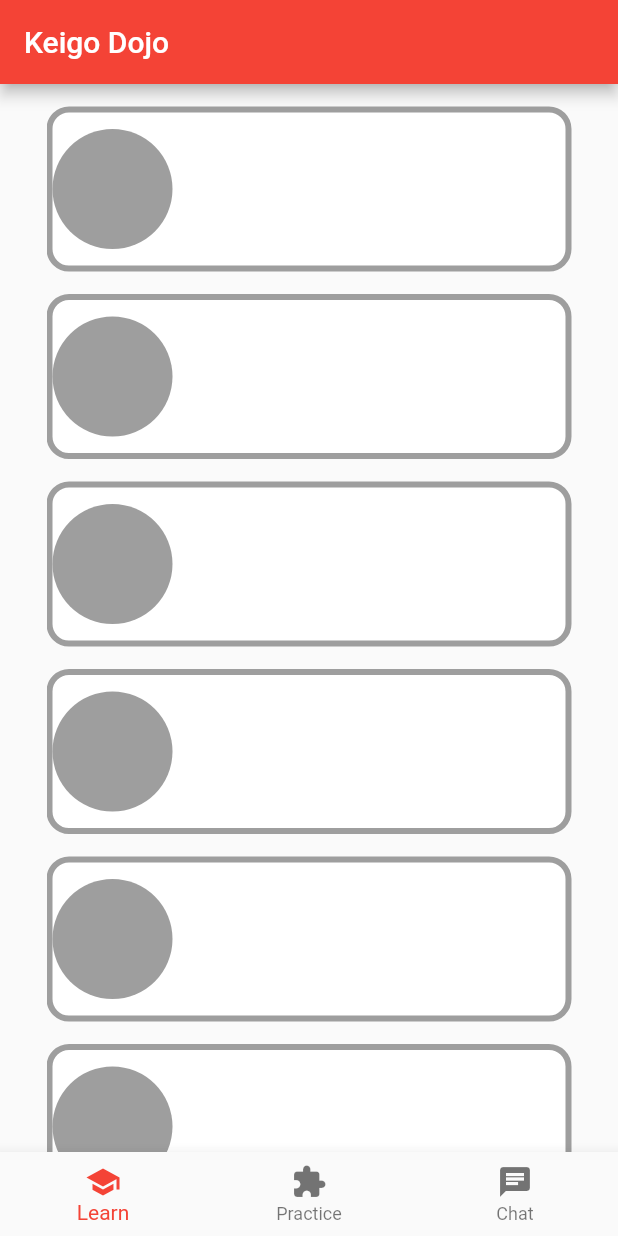
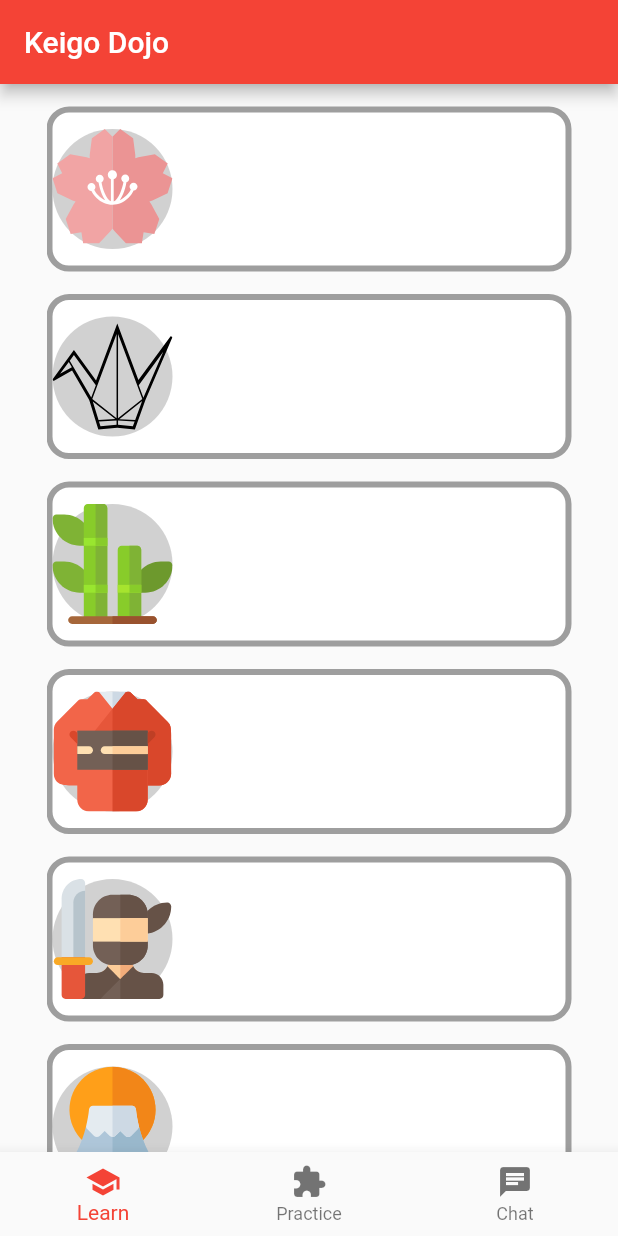
Before and after one commit to emcd-123/EdTech, a Flutter app: the screen it shows after launch, on a phone screen of 412 x 824 dp. Run offline on Flutter 3.47's test engine with Material 2 defaults, Android fonts, the light colour scheme and no system bars; our stand-ins replace flutter_svg, go_router.

Commit message:
figured out the problem with adding asset files

```diff
--- a/flutter_bottom_nav_bar_test/lib/pages/learn.dart
+++ b/flutter_bottom_nav_bar_test/lib/pages/learn.dart
@@ -51,10 +51,14 @@ class _LearnScreenState extends State<LearnScreen> {
                       width: 80,
                       height: 80,
                       decoration: const BoxDecoration(
-                        color: Colors.grey,
+                        color: Color.fromARGB(120, 158, 158, 158),
                         shape: BoxShape.circle,
                       ),
-                      // child: SvgPicture.asset(lessons[index].iconPath),
+                      child: SvgPicture.asset(
+                        lessons[index].iconPath,
+                        width: 20,
+                        height: 20,
+                      ),
                     ),
                   ],
                 ),
--- a/flutter_bottom_nav_bar_test/lib/pages/practice.dart
+++ b/flutter_bottom_nav_bar_test/lib/pages/practice.dart
@@ -1,4 +1,5 @@
 import 'package:flutter/material.dart';
+import 'package:flutter_svg/flutter_svg.dart';
 
 class PracticeScreen extends StatelessWidget {
   const PracticeScreen({super.key});
@@ -12,7 +13,9 @@ class PracticeScreen extends StatelessWidget {
       body: const Center(
         child: Column(
           mainAxisSize: MainAxisSize.min,
-          children: <Widget>[Text("Practice Screen")],
+          children: <Widget>[
+            Text("Practice Screen"),
+          ],
         ),
       ),
     );
--- a/flutter_bottom_nav_bar_test/lib/project/classes/lesson_list.dart
+++ b/flutter_bottom_nav_bar_test/lib/project/classes/lesson_list.dart
@@ -11,6 +11,7 @@ class LessonList {
     required this.lessonPath,
   });
 
+  // ALL THE SVGS WERE FOUND ON SVGREPO.COM GO THERE TO FIND MORE
   static List<LessonList> getLessonList() {
     List<LessonList> lessons = [];
 
@@ -21,42 +22,57 @@ class LessonList {
 
     lessons.add(LessonList(
         topic: "humble_vs_polite",
-        iconPath: "icon/path",
+        iconPath: "assets/paper-crane.svg",
         lessonPath: "lesson/Path"));
 
     lessons.add(LessonList(
         topic: "humble_vs_polite",
-        iconPath: "icon/path",
+        iconPath: "assets/bamboo.svg",
         lessonPath: "lesson/Path"));
 
     lessons.add(LessonList(
         topic: "humble_vs_polite",
-        iconPath: "icon/path",
+        iconPath: "assets/kimono.svg",
         lessonPath: "lesson/Path"));
 
     lessons.add(LessonList(
         topic: "humble_vs_polite",
-        iconPath: "icon/path",
+        iconPath: "assets/ninja.svg",
         lessonPath: "lesson/Path"));
 
     lessons.add(LessonList(
         topic: "humble_vs_polite",
-        iconPath: "icon/path",
+        iconPath: "assets/fuji.svg",
         lessonPath: "lesson/Path"));
 
     lessons.add(LessonList(
         topic: "humble_vs_polite",
-        iconPath: "icon/path",
+        iconPath: "assets/sushi.svg",
         lessonPath: "lesson/Path"));
 
     lessons.add(LessonList(
         topic: "humble_vs_polite",
-        iconPath: "icon/path",
+        iconPath: "assets/sake.svg",
         lessonPath: "lesson/Path"));
 
     lessons.add(LessonList(
         topic: "humble_vs_polite",
-        iconPath: "icon/path",
+        iconPath: "assets/letter.svg",
+        lessonPath: "lesson/Path"));
+
+    lessons.add(LessonList(
+        topic: "humble_vs_polite",
+        iconPath: "assets/torii.svg",
+        lessonPath: "lesson/Path"));
+
+    lessons.add(LessonList(
+        topic: "humble_vs_polite",
+        iconPath: "assets/noodles.svg",
+        lessonPath: "lesson/Path"));
+
+    lessons.add(LessonList(
+        topic: "humble_vs_polite",
+        iconPath: "assets/bento.svg",
         lessonPath: "lesson/Path"));
 
     return lessons;
```
Also changed, not shown: flutter_bottom_nav_bar_test/pubspec.yaml (+13 -3 lines), flutter_bottom_nav_bar_test/assets/bamboo.svg (added), flutter_bottom_nav_bar_test/assets/bento.svg (added), flutter_bottom_nav_bar_test/assets/fuji.svg (added), flutter_bottom_nav_bar_test/assets/kimono.svg (added), flutter_bottom_nav_bar_test/assets/letter.svg (added), flutter_bottom_nav_bar_test/assets/ninja.svg (added), flutter_bottom_nav_bar_test/assets/noodles.svg (added), flutter_bottom_nav_bar_test/assets/paper-crane.svg (added), flutter_bottom_nav_bar_test/assets/sake.svg (added), flutter_bottom_nav_bar_test/assets/sushi.svg (added), flutter_bottom_nav_bar_test/assets/torii.svg (added).
